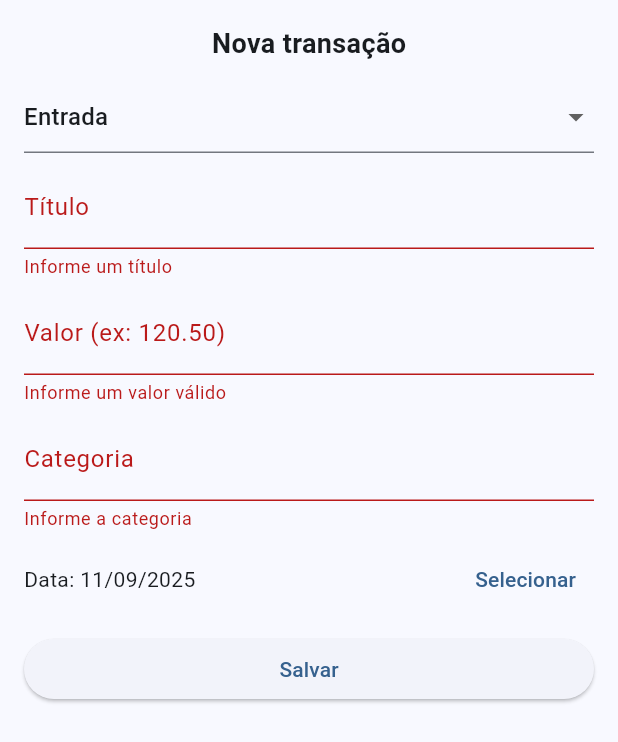
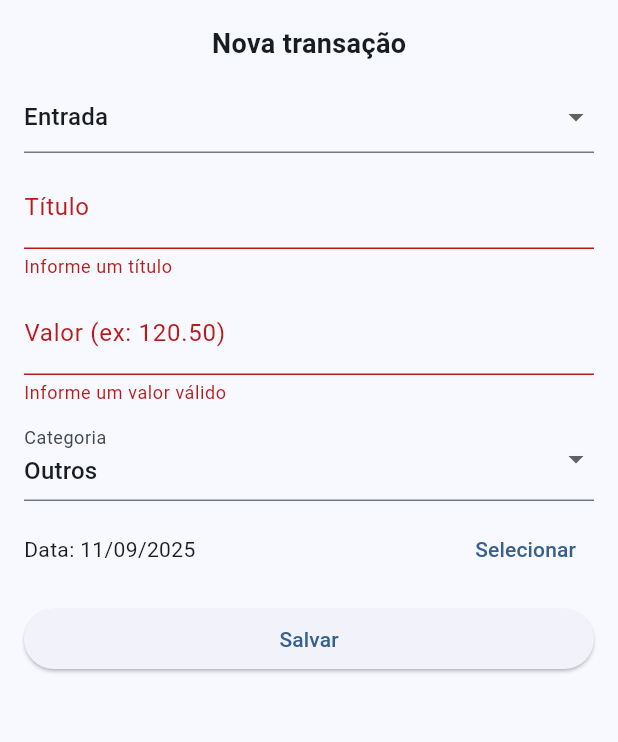
Before and after one commit to paiva737/financeapp_mobile, a Flutter app: the AddTransactionSheet widget shown alone on an empty page, opened directly, after a tap on "Salvar", on a phone screen of 412 x 824 dp. Shown: the top 742 px of the screen. Run offline on Flutter 3.47's test engine with Material 3 defaults, Android fonts, the phone set to English and light mode, and no system bars; our stand-ins replace fl_chart, flutter_riverpod, hive, hive_flutter; accounts and stored records are empty.

Commit message:
feat(ui): categorias com ícones e cores; dropdown de categoria na criação/edição e fix(ui): normalizar categorias antigas (ex: Salario→Salário) e evitar crash no Dropdown

```diff
--- /dev/null
+++ b/lib/core/categories.dart
@@ -0,0 +1,48 @@
+import 'package:flutter/material.dart';
+
+class CategoryData {
+  final IconData icon;
+  final Color color;
+  final String label;
+
+  const CategoryData(this.icon, this.color, this.label);
+}
+
+const categories = {
+  'Salário': CategoryData(Icons.attach_money, Colors.green, 'Salário'),
+  'Alimentação': CategoryData(Icons.restaurant, Colors.orange, 'Alimentação'),
+  'Transporte': CategoryData(Icons.directions_car, Colors.blue, 'Transporte'),
+  'Lazer': CategoryData(Icons.movie, Colors.purple, 'Lazer'),
+  'Educação': CategoryData(Icons.school, Colors.teal, 'Educação'),
+  'Saúde': CategoryData(Icons.local_hospital, Colors.redAccent, 'Saúde'),
+  'Casa': CategoryData(Icons.home, Colors.brown, 'Casa'),
+  'Investimentos': CategoryData(Icons.trending_up, Colors.lightGreen, 'Investimentos'),
+  'Serviços': CategoryData(Icons.build, Colors.indigo, 'Serviços'),
+  'Outros': CategoryData(Icons.category, Colors.grey, 'Outros'),
+};
+
+
+String normalizeCategory(String? raw) {
+  if (raw == null || raw.trim().isEmpty) return 'Outros';
+  final v = raw.trim();
+
+
+  if (categories.containsKey(v)) return v;
+
+
+  final lower = v.toLowerCase();
+
+  if (lower == 'salario' || lower == 'salário') return 'Salário';
+  if (lower == 'saude' || lower == 'saúde') return 'Saúde';
+  if (lower == 'alimentacao' || lower == 'alimentação') return 'Alimentação';
+  if (lower == 'transporte') return 'Transporte';
+  if (lower == 'lazer') return 'Lazer';
+  if (lower == 'educacao' || lower == 'educação') return 'Educação';
+  if (lower == 'compras') return 'Compras';
+  if (lower == 'casa') return 'Casa';
+  if (lower == 'servicos' || lower == 'serviços') return 'Serviços';
+  if (lower == 'viagem') return 'Viagem';
+  if (lower == 'investimentos') return 'Investimentos';
+
+  return 'Outros';
+}
--- a/lib/features/transactions/ui/widgets/add_transaction_sheet.dart
+++ b/lib/features/transactions/ui/widgets/add_transaction_sheet.dart
@@ -2,6 +2,8 @@ import 'package:flutter/material.dart';
 import 'package:flutter_riverpod/flutter_riverpod.dart';
 import '../../../../data/models/transaction.dart';
 import '../../state/transactions_provider.dart';
+import '../../../../core/categories.dart';
+
 
 class AddTransactionSheet extends ConsumerStatefulWidget {
   final TransactionModel? editing; // null = criar, != null = editar
@@ -25,10 +27,11 @@ class _AddTransactionSheetState extends ConsumerState<AddTransactionSheet> {
     final e = widget.editing;
     _title = TextEditingController(text: e?.title ?? '');
     _amount = TextEditingController(text: e != null ? e.amount.toString() : '');
-    _category = TextEditingController(text: e?.category ?? '');
+    _category = TextEditingController(text: normalizeCategory(e?.category ?? 'Outros')); // <-- aqui
     _date = e?.date ?? DateTime.now();
     _type = e?.type ?? TransactionType.income;
   }
+
 
   @override
   void dispose() {
@@ -84,11 +87,18 @@ class _AddTransactionSheetState extends ConsumerState<AddTransactionSheet> {
                   },
                 ),
                 const SizedBox(height: 8),
-                TextFormField(
-                  controller: _category,
+                DropdownButtonFormField<String>(
+                  value: categories.keys.contains(_category.text)
+                      ? _category.text
+                      : normalizeCategory(_category.text),
+                  items: categories.keys
+                      .map((c) => DropdownMenuItem(value: c, child: Text(c)))
+                      .toList(),
+                  onChanged: (v) => setState(() => _category.text = normalizeCategory(v)),
                   decoration: const InputDecoration(labelText: 'Categoria'),
-                  validator: (v) => (v == null || v.trim().isEmpty) ? 'Informe a categoria' : null,
                 ),
+
+
                 const SizedBox(height: 8),
                 Row(
                   children: [
@@ -118,7 +128,7 @@ class _AddTransactionSheetState extends ConsumerState<AddTransactionSheet> {
                       final amount = double.parse(_amount.text.trim());
 
                       if (isEditing) {
-                        // mantém o mesmo id para sobrescrever no Hive
+
                         final updated = TransactionModel(
                           id: widget.editing!.id,
                           title: _title.text.trim(),
--- a/lib/features/transactions/ui/widgets/transaction_tile.dart
+++ b/lib/features/transactions/ui/widgets/transaction_tile.dart
@@ -1,6 +1,7 @@
 import 'package:flutter/material.dart';
 import 'package:flutter_riverpod/flutter_riverpod.dart';
 import '../../../../core/formatters.dart';
+import '../../../../core/categories.dart';
 import '../../../../data/models/transaction.dart';
 import '../../state/transactions_provider.dart';
 import 'add_transaction_sheet.dart';
@@ -12,6 +13,7 @@ class TransactionTile extends ConsumerWidget {
   @override
   Widget build(BuildContext context, WidgetRef ref) {
     final isIncome = model.type == TransactionType.income;
+    final data = categories[model.category] ?? categories['Outros']!;
 
     Future<bool> _confirmDelete() async {
       final result = await showDialog<bool>(
@@ -39,9 +41,12 @@ class TransactionTile extends ConsumerWidget {
           isScrollControlled: true,
           builder: (_) => AddTransactionSheet(editing: model),
         ),
-        leading: CircleAvatar(child: Icon(isIncome ? Icons.south_west : Icons.north_east)),
+        leading: CircleAvatar(
+          backgroundColor: data.color.withOpacity(0.2),
+          child: Icon(data.icon, color: data.color),
+        ),
         title: Text(model.title),
-        subtitle: Text('${model.category} • ${formatDate(model.date)}'),
+        subtitle: Text('${data.label} • ${formatDate(model.date)}'),
         trailing: Text(
           (isIncome ? '+' : '-') + formatCurrency(model.amount),
           style: TextStyle(color: isIncome ? Colors.green : Colors.red),
```
